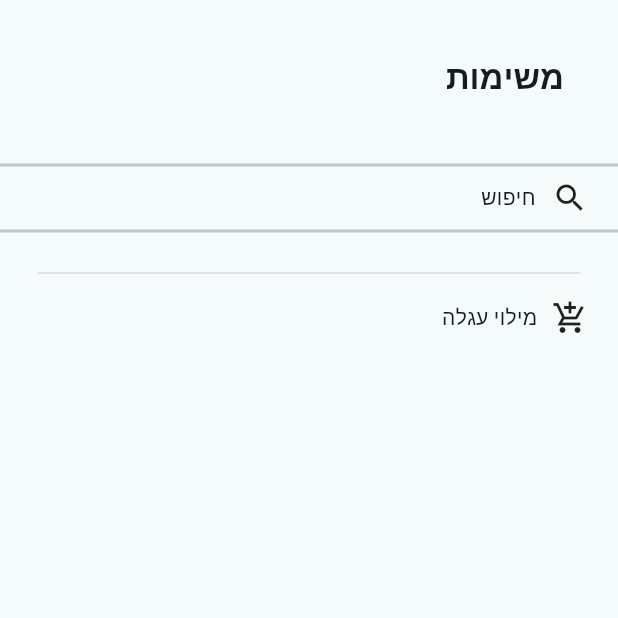
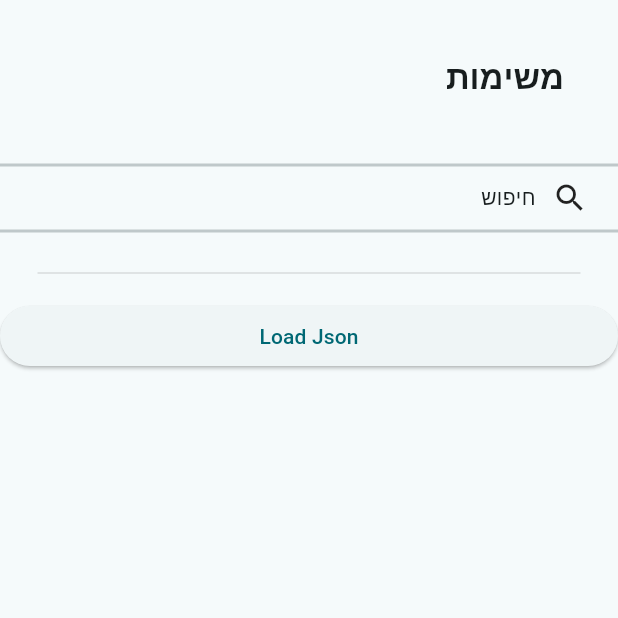
Before and after one commit to KobyMashiach/algoretailkobymashiach, a Flutter app: the screen it shows after launch, on a phone screen of 412 x 824 dp, the top half of it. Run offline on Flutter 3.47's test engine with Material 2 defaults, Android fonts, the phone set to English and light mode, and no system bars; our stand-ins replace fluttertoast.

Commit message:
readJson

```diff
--- a/lib/data/tasks.json
+++ b/lib/data/tasks.json
@@ -2,14 +2,12 @@
     "tasks": [
       {
         "task_name": "מילוי עגלה",
-        // "task_type": "cartFilling",
         "array": {
           "מתוקים": {"1":"1", "2":"2", "3":"3", "4":"4", "5":"5", "6":"6", "7":"7", "8":"8", "9":"9", "10":"10", "11":"11", "12":"12", "13":"13", "14":"14", "15":"15", "16":"16", "17":"17", "18":"18", "19":"19", "20":"20"}
         }
       },
       {
         "task_name": "פיזור עגלה",
-        // "task_type": "cartDistribution",
         "cart_number": "Z1",
         "urgency": {
           "urgent": "דחוף",
@@ -18,7 +16,6 @@
       },
       {
         "task_name": "ספירת מלאי",
-        // "task_type": "inventoryCount",
         "time": {
           "morning": "ספירת בוקר",
           "night": "ספירת לילה"
--- a/lib/design/design_lines.dart
+++ b/lib/design/design_lines.dart
@@ -10,13 +10,13 @@ class DesignLines {
     );
   }
 
-  appButtons(Function() onpress, Icon icon, String label) {
+  appButtons(Function() onpress, Icon? icon, String label) {
     return InkWell(
       onTap: onpress,
       child: Row(
         children: [
           const SizedBox(width: 20),
-          icon,
+          icon ?? const SizedBox(),
           const SizedBox(width: 10),
           Text(label),
         ],
--- a/lib/screens/home_screen.dart
+++ b/lib/screens/home_screen.dart
@@ -1,14 +1,33 @@
+import 'dart:convert';
+
 import 'package:algoretailkobymashiach/design/appbar.dart';
 import 'package:algoretailkobymashiach/design/design_lines.dart';
+import 'package:algoretailkobymashiach/design/show_tasks.dart';
 import 'package:algoretailkobymashiach/widgets/appToasts.dart';
 import 'package:flutter/material.dart';
+import 'package:flutter/services.dart';
 
-class HomeScreen extends StatelessWidget {
+class HomeScreen extends StatefulWidget {
   const HomeScreen({super.key});
+
+  @override
+  State<HomeScreen> createState() => _HomeScreenState();
+}
+
+class _HomeScreenState extends State<HomeScreen> {
+  List _tasks = [];
+  Future<void> readJson() async {
+    final String response = await rootBundle.loadString('lib/data/tasks.json');
+    final data = await json.decode(response);
+    setState(() {
+      _tasks = data["tasks"];
+    });
+  }
 
   @override
   Widget build(BuildContext context) {
     DesignLines appDesign = DesignLines();
+    ShowTasks showTasks = ShowTasks();
 
     return SafeArea(
       child: Scaffold(
@@ -23,8 +42,8 @@ class HomeScreen extends StatelessWidget {
             const Row(
               children: [
                 SizedBox(width: 20),
-                const Icon(Icons.search),
-                const Text("   חיפוש"),
+                Icon(Icons.search),
+                Text("   חיפוש"),
               ],
             ),
             const Divider(
@@ -33,13 +52,27 @@ class HomeScreen extends StatelessWidget {
             ),
             // -----------------search-----------------
             appDesign.appDivider(),
-            Row(
-              children: [
-                appDesign.appButtons(() {
-                  appToast("test");
-                }, const Icon(Icons.add_shopping_cart_sharp), "מילוי עגלה"),
-              ],
-            )
+            _tasks.isNotEmpty
+                ? Expanded(
+                    child: ListView.builder(
+                        itemCount: _tasks.length,
+                        itemBuilder: (context, index) {
+                          switch (_tasks[index]["task_name"]) {
+                            case "מילוי עגלה":
+                              return showTasks.cartFilling(appDesign);
+                            case "פיזור עגלה":
+                              return showTasks.cartDistribution(appDesign);
+                            case "ספירת מלאי":
+                              return showTasks.inventoryCount(appDesign);
+                          }
+                        }))
+                : ElevatedButton(
+                    onPressed: () {
+                      readJson();
+                    },
+                    child: const Center(
+                      child: Text("Load Json"),
+                    ))
           ],
         ),
       ),
--- a/pubspec.yaml
+++ b/pubspec.yaml
@@ -62,9 +62,8 @@ flutter:
   uses-material-design: true
 
   # To add assets to your application, add an assets section, like this:
-  # assets:
-  #   - images/a_dot_burr.jpeg
-  #   - images/a_dot_ham.jpeg
+  assets:
+    - lib/data/tasks.json
 
   # An image asset can refer to one or more resolution-specific "variants", see
   # https://flutter.dev/assets-and-images/#resolution-aware
```
Also changed, not shown: lib/design/show_tasks.dart (added, +25 -0 lines).
